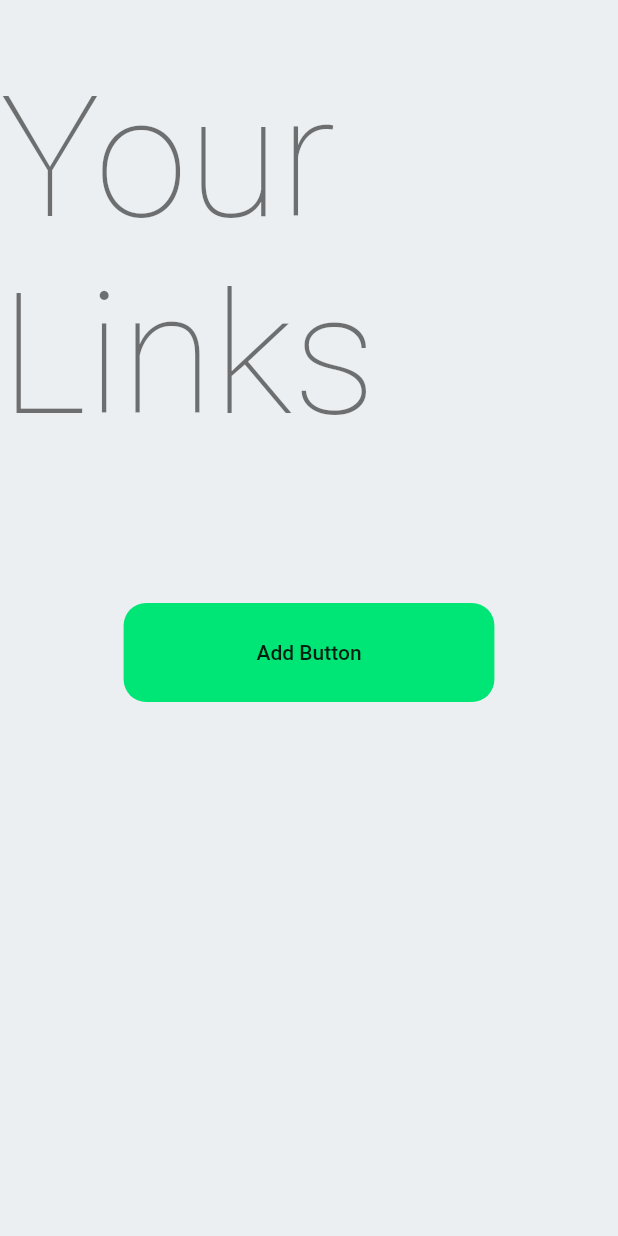
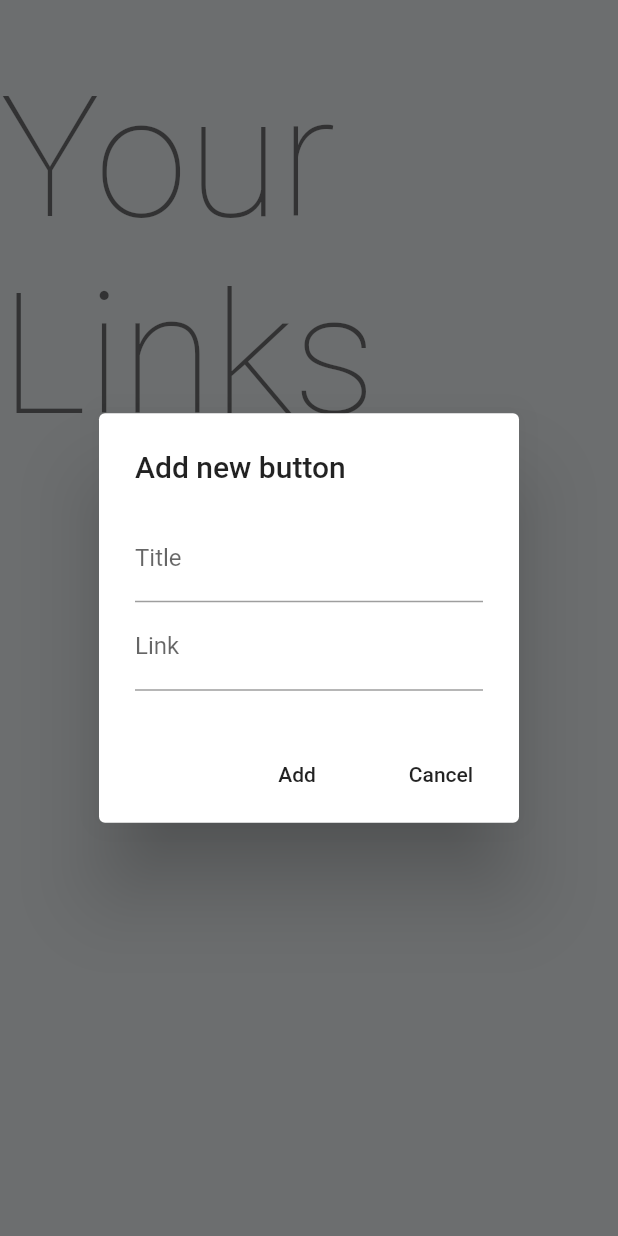
Before and after one commit to ginoabella/lnklndngpgeV2, a Flutter app: the ButtonSettingsSection widget shown alone on an empty page, opened directly, after a tap on "Add Button", on a phone screen of 412 x 824 dp. Run offline on Flutter 3.47's test engine with Material 2 defaults, Android fonts, the light colour scheme and no system bars; our stand-ins replace cloud_firestore; accounts and stored records are empty; network calls fail.

Commit message:
firestore crud

```diff
--- a/lib/model/link_data.dart
+++ b/lib/model/link_data.dart
@@ -1,18 +1,36 @@
+import 'package:cloud_firestore/cloud_firestore.dart';
 import 'package:flutter/foundation.dart';
 
 class LinkData {
   final String title;
   final String url;
+  final String id;
 
   LinkData({
     @required this.title,
     @required this.url,
+    this.id,
   });
 
-  factory LinkData.fromMap(Map<String, dynamic> data) {
+  // factory LinkData.fromMap(Map<String, dynamic> data) {
+  //   return LinkData(
+  //     title: data['title'],
+  //     url: data['url'],
+  //   );
+  // }
+
+  factory LinkData.fromDocument(QueryDocumentSnapshot data) {
     return LinkData(
-      title: data['title'],
-      url: data['url'],
+      title: data.data()['title'],
+      url: data.data()['url'],
+      id: data.id,
     );
   }
+
+  Map<String, dynamic> toMap() {
+    return {
+      'title': title,
+      'url': url,
+    };
+  }
 }
--- /dev/null
+++ b/lib/settings_page/add_button.dart
@@ -0,0 +1,89 @@
+import 'package:cloud_firestore/cloud_firestore.dart';
+import 'package:flutter/material.dart';
+import 'package:lnk_lndng_pge_v2/model/link_data.dart';
+import 'package:provider/provider.dart';
+
+class AddButton extends StatelessWidget {
+  const AddButton({
+    Key key,
+    @required this.width,
+  }) : super(key: key);
+
+  final double width;
+
+  @override
+  Widget build(BuildContext context) {
+    final _linksCollection = Provider.of<CollectionReference>(context);
+    TextEditingController _titleTextController = TextEditingController();
+    TextEditingController _urlTextController = TextEditingController();
+    final _formKey = GlobalKey<FormState>();
+    return SizedBox(
+      width: width,
+      child: FlatButton(
+        shape: RoundedRectangleBorder(
+          borderRadius: BorderRadius.circular(15),
+        ),
+        padding: EdgeInsets.symmetric(vertical: 25),
+        color: Colors.greenAccent.shade400,
+        onPressed: () {
+          showDialog(
+            context: context,
+            builder: (context) {
+              return AlertDialog(
+                title: Text('Add new button'),
+                content: Form(
+                  key: _formKey,
+                  child: Column(
+                    mainAxisSize: MainAxisSize.min,
+                    children: [
+                      TextFormField(
+                        validator: (value) {
+                          return value.isEmpty ? 'Please add in a title' : null;
+                        },
+                        controller: _titleTextController,
+                        decoration: InputDecoration(
+                          labelText: 'Title',
+                          hintText: 'Facebook',
+                        ),
+                      ),
+                      TextFormField(
+                        validator: (value) {
+                          return value.isEmpty ? 'Please add in a url' : null;
+                        },
+                        controller: _urlTextController,
+                        decoration: InputDecoration(
+                          labelText: 'Link',
+                          hintText: 'facebook.com/my-user-name',
+                        ),
+                      ),
+                    ],
+                  ),
+                ),
+                actions: [
+                  FlatButton(
+                    onPressed: () {
+                      if (_formKey.currentState.validate()) {
+                        _linksCollection.add(LinkData(
+                          title: _titleTextController.text,
+                          url: _urlTextController.text,
+                        ).toMap());
+                        Navigator.of(context).pop();
+                        _formKey.currentState.reset();
+                      }
+                    },
+                    child: Text('Add'),
+                  ),
+                  FlatButton(
+                    onPressed: () => Navigator.of(context).pop(),
+                    child: Text('Cancel'),
+                  ),
+                ],
+              );
+            },
+          );
+        },
+        child: Text('Add Button'),
+      ),
+    );
+  }
+}
--- a/lib/settings_page/button_settings_section.dart
+++ b/lib/settings_page/button_settings_section.dart
@@ -1,5 +1,8 @@
 import 'package:flutter/material.dart';
 import 'package:lnk_lndng_pge_v2/model/link_data.dart';
+import 'package:lnk_lndng_pge_v2/settings_page/add_button.dart';
+import 'package:lnk_lndng_pge_v2/settings_page/delete_button.dart';
+import 'package:lnk_lndng_pge_v2/settings_page/edit_button.dart';
 import 'package:provider/provider.dart';
 
 class ButtonSettingsSection extends StatelessWidget {
@@ -14,6 +17,7 @@ class ButtonSettingsSection extends StatelessWidget {
     return Expanded(
       flex: 3,
       child: LayoutBuilder(builder: (context, constraints) {
+        final width = constraints.maxWidth * 0.60;
         if (_documents == null) {
           return Center(child: CircularProgressIndicator());
         }
@@ -28,21 +32,10 @@ class ButtonSettingsSection extends StatelessWidget {
                 style: Theme.of(context).textTheme.headline1,
               ),
               SizedBox(height: 100),
-              SizedBox(
-                width: constraints.maxWidth * 0.60,
-                child: FlatButton(
-                  shape: RoundedRectangleBorder(
-                    borderRadius: BorderRadius.circular(15),
-                  ),
-                  padding: EdgeInsets.symmetric(vertical: 25),
-                  color: Colors.greenAccent.shade400,
-                  onPressed: () {},
-                  child: Text('Add Button'),
-                ),
-              ),
+              AddButton(width: width),
               SizedBox(height: 30),
               SizedBox(
-                width: constraints.maxWidth * 0.6,
+                width: width,
                 height: constraints.maxHeight * 0.5,
                 child: ReorderableListView(
                   children: [
@@ -55,14 +48,8 @@ class ButtonSettingsSection extends StatelessWidget {
                         trailing: Row(
                           mainAxisSize: MainAxisSize.min,
                           children: [
-                            IconButton(
-                              icon: Icon(Icons.edit),
-                              onPressed: () {},
-                            ),
-                            IconButton(
-                              icon: Icon(Icons.delete),
-                              onPressed: () {},
-                            ),
+                            EditButton(document: document),
+                            DeleteButton(document: document),
                           ],
                         ),
                       ),
```
Also changed, not shown: lib/main.dart (+10 -3 lines), lib/settings_page/delete_button.dart (added, +43 -0 lines), lib/settings_page/edit_button.dart (added, +92 -0 lines).
